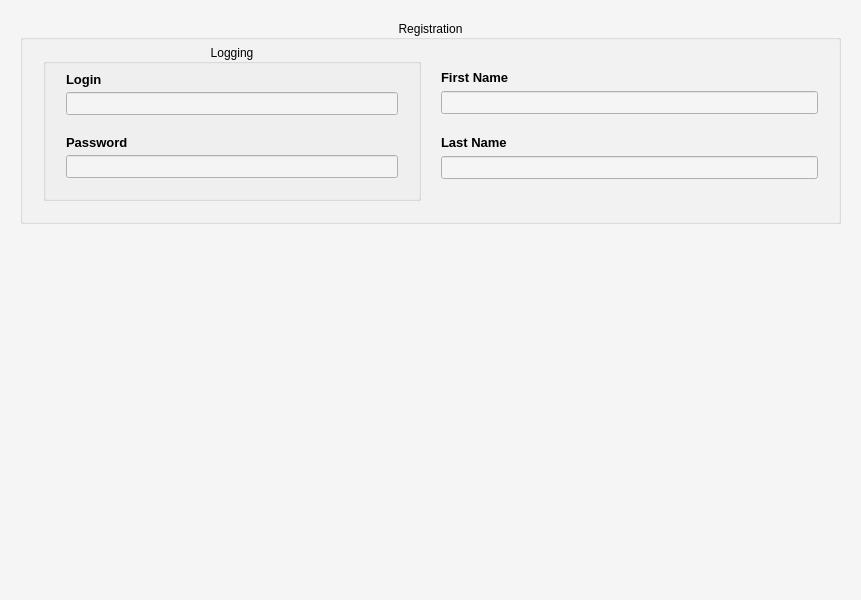
Before: the Qt Designer form CLIENT/RHE_Client/registration_widget.ui in qvinn/RHE, drawn with Qt 5.
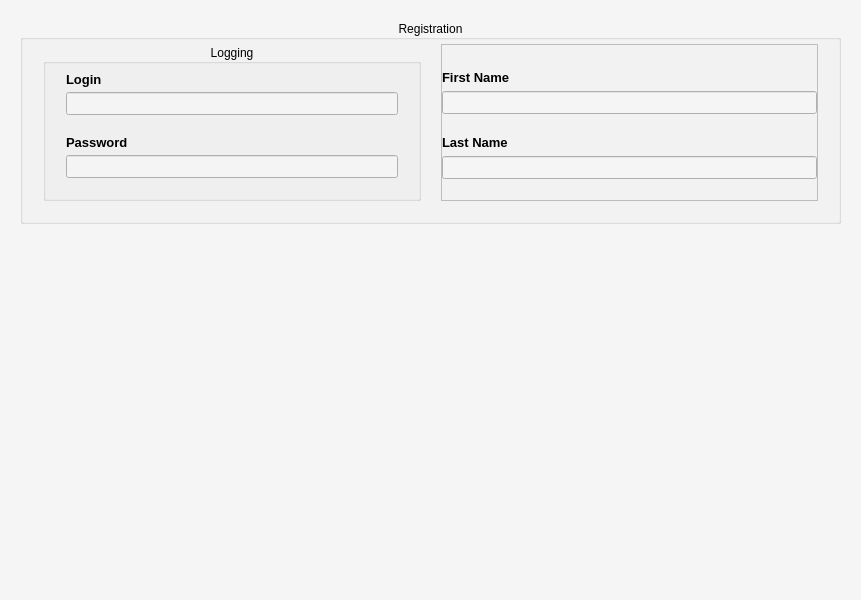
After: the same form once the commit is applied.

The edit to the form file:
```diff
--- a/CLIENT/RHE_Client/registration_widget.ui
+++ b/CLIENT/RHE_Client/registration_widget.ui
@@ -132,11 +132,23 @@
    <item>
     <widget class="QGroupBox" name="grpBx_rgstr">
      <property name="sizePolicy">
-      <sizepolicy hsizetype="Expanding" vsizetype="Minimum">
+      <sizepolicy hsizetype="Preferred" vsizetype="Preferred">
        <horstretch>0</horstretch>
        <verstretch>0</verstretch>
       </sizepolicy>
      </property>
+     <property name="minimumSize">
+      <size>
+       <width>0</width>
+       <height>0</height>
+      </size>
+     </property>
+     <property name="maximumSize">
+      <size>
+       <width>16777215</width>
+       <height>16777215</height>
+      </size>
+     </property>
      <property name="palette">
       <palette>
        <active>
@@ -220,7 +232,7 @@
      <property name="checkable">
       <bool>false</bool>
      </property>
-     <layout class="QHBoxLayout" name="horizontalLayout">
+     <layout class="QHBoxLayout" name="horizontalLayout" stretch="0,0">
       <property name="spacing">
        <number>20</number>
       </property>
@@ -706,12 +718,25 @@
        </widget>
       </item>
       <item>
-       <layout class="QVBoxLayout" name="verticalLayout_2">
+       <widget class="QFrame" name="frame">
+        <property name="frameShape">
+         <enum>QFrame::StyledPanel</enum>
+        </property>
+        <property name="frameShadow">
+         <enum>QFrame::Raised</enum>
+        </property>
+        <layout class="QVBoxLayout" name="verticalLayout_3">
         <property name="spacing">
          <number>5</number>
         </property>
+         <property name="leftMargin">
+          <number>0</number>
+         </property>
         <property name="topMargin">
-         <number>25</number>
+          <number>24</number>
+         </property>
+         <property name="rightMargin">
+          <number>0</number>
         </property>
         <property name="bottomMargin">
          <number>20</number>
@@ -1086,6 +1111,7 @@
          </widget>
         </item>
        </layout>
+       </widget>
       </item>
      </layout>
     </widget>
```
Left out of the diff: 2 changed lines with no effect on the pictures. Lines whose indentation alone changed are shown as unchanged.
